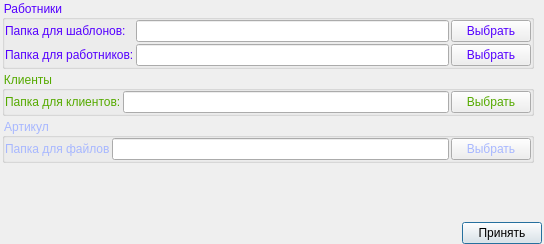
Meller008/CRM-Avi, file ui/program_settings_path.ui: the form before one commit.
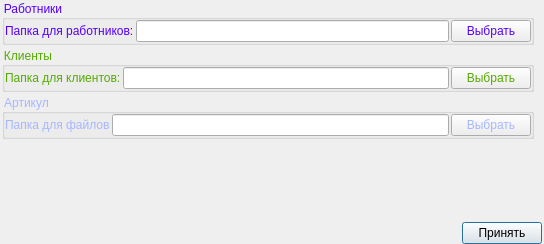
The form after the commit.

Diff of the .ui file:
```diff
--- a/ui/program_settings_path.ui
+++ b/ui/program_settings_path.ui
@@ -91,39 +91,22 @@
        <number>2</number>
       </property>
       <item row="0" column="2">
-       <widget class="QPushButton" name="pushButton">
+       <widget class="QPushButton" name="pushButton_2">
         <property name="text">
          <string>Выбрать</string>
         </property>
        </widget>
       </item>
       <item row="0" column="1">
-       <widget class="QLineEdit" name="le_work_templates_path"/>
+       <widget class="QLineEdit" name="le_work_path"/>
       </item>
       <item row="0" column="0">
-       <widget class="QLabel" name="label">
-        <property name="text">
-         <string>Папка для шаблонов:</string>
-        </property>
-       </widget>
-      </item>
-      <item row="1" column="0">
        <widget class="QLabel" name="label_2">
         <property name="text">
          <string>Папка для работников:</string>
         </property>
        </widget>
       </item>
-      <item row="1" column="1">
-       <widget class="QLineEdit" name="le_work_path"/>
-      </item>
-      <item row="1" column="2">
-       <widget class="QPushButton" name="pushButton_2">
-        <property name="text">
-         <string>Выбрать</string>
-        </property>
-       </widget>
-      </item>
      </layout>
     </widget>
    </item>
```
Left out of the diff: 16 changed lines with no effect on the pictures.
